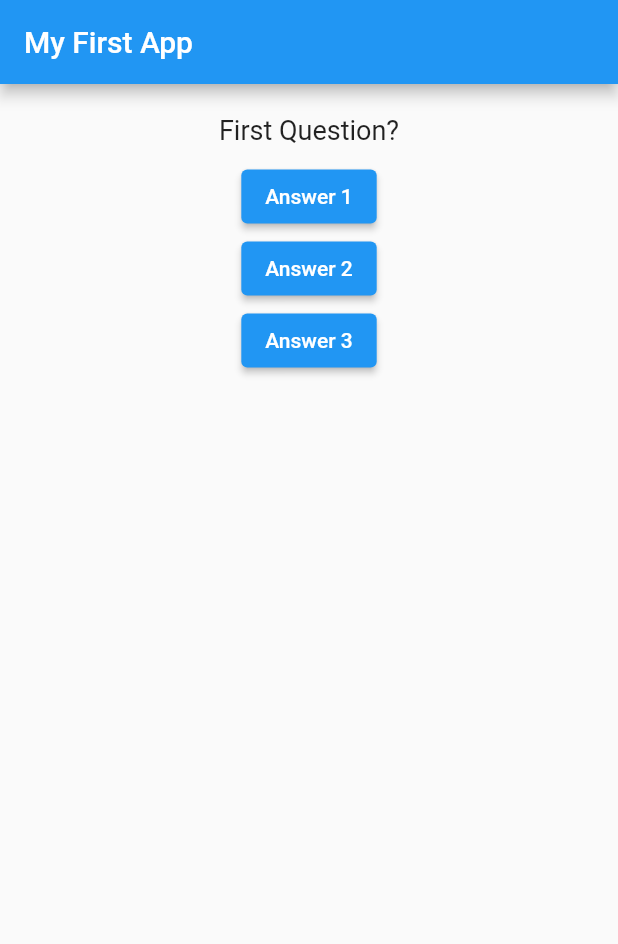
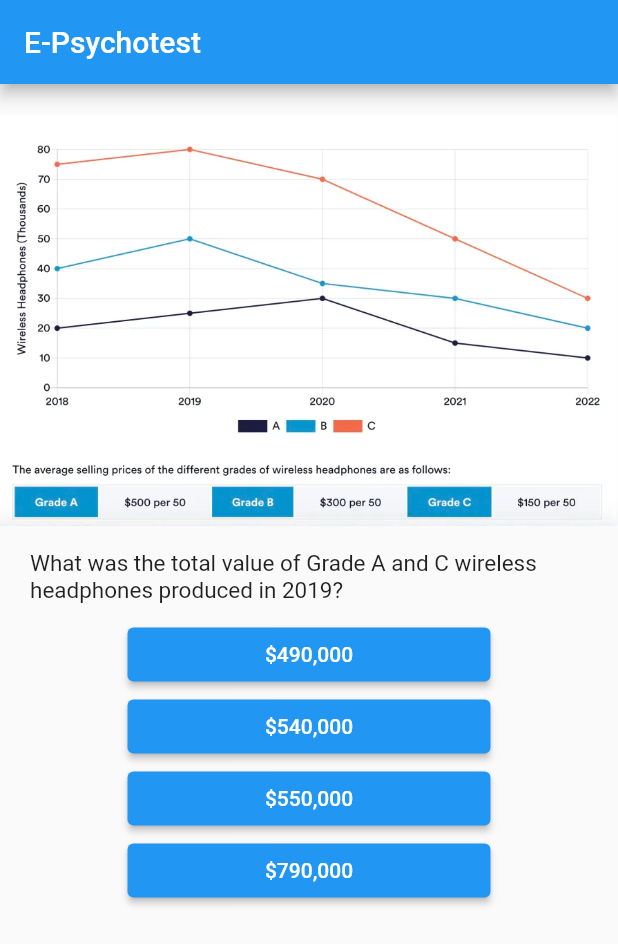
Before and after one commit to naufaladikbds/flutter_first_app, a Flutter app: the screen it shows after launch, on a phone screen of 412 x 824 dp. Shown: the top 944 px of the screen. Run offline on Flutter 3.47's test engine with Material 2 defaults, Android fonts, the phone set to English and light mode, and no system bars.

Commit message:
Logic and UI implementation
> Added quiz questions and answers
> Added assets for quiz questions
> Added "finished quiz" logic
> Separated quizData from logic

```diff
--- /dev/null
+++ b/lib/answer.dart
@@ -0,0 +1,31 @@
+import 'package:flutter/material.dart';
+
+class Answer extends StatelessWidget {
+  final List answers;
+  final VoidCallback onPress;
+
+  Answer(this.answers, this.onPress);
+
+  @override
+  Widget build(BuildContext context) {
+    return Column(
+        children: answers
+            .map(
+              (answeritem) => Container(
+                width: double.infinity,
+                margin: EdgeInsets.symmetric(horizontal: 85),
+                child: ElevatedButton(
+                  style: ElevatedButton.styleFrom(
+                    primary: Colors.blue,
+                  ),
+                  onPressed: onPress,
+                  child: Text(
+                    answeritem,
+                    style: TextStyle(color: Colors.white),
+                  ),
+                ),
+              ),
+            )
+            .toList());
+  }
+}
--- /dev/null
+++ b/lib/data.dart
@@ -0,0 +1,35 @@
+const quizData = [
+  {
+    'question':
+        'What was the total value of Grade A and C wireless headphones produced in 2019?',
+    'figure': 'assets/images/q1_figure.png',
+    'answers': ['\$490,000', '\$540,000', '\$550,000', '\$790,000'],
+  },
+  {
+    'question':
+        'What is the difference in the average value of each sale for the bottom 95% of customers between 2018 and 2020?',
+    'figure': 'assets/images/q2_figure.png',
+    'answers': ['£115', '£125', '£135', '£145'],
+  },
+  {
+    'question':
+        'If there were an equal number of games in each year, which team had the highest winning percentage across the two years?',
+    'figure': 'assets/images/q3_figure.png',
+    'answers': ['Liverpool', 'Real Madrid', 'Barcelona', 'Juventus'],
+  },
+  {
+    'question': 'A, E, D, E, H, E, .. , ..',
+    'figure': '',
+    'answers': ['N, E', 'M, E', 'L, E', 'K, E'],
+  },
+  {
+    'question': '9, 9, 9, 6, 9, 3, .. , ..',
+    'figure': '',
+    'answers': ['9, 6', '6, 9', '9, 0', '3, 0'],
+  },
+  {
+    'question': '2, 2, 4, 3, 3, 5, 4, 4, 6, .. , .. , ..',
+    'figure': '',
+    'answers': ['4, 4, 7', '5, 5, 7', '4, 4, 8', '5, 5, 8'],
+  },
+];
--- a/lib/main.dart
+++ b/lib/main.dart
@@ -1,4 +1,6 @@
 import 'package:flutter/material.dart';
+import 'package:flutter_first_app/answer.dart';
+import 'package:flutter_first_app/data.dart';
 import 'package:flutter_first_app/question.dart';
 
 void main(List<String> args) {
@@ -14,51 +16,52 @@ class MyApp extends StatefulWidget {
 }
 
 class _MyAppState extends State<MyApp> {
+  static const questionAndAnswer = quizData;
+
   int _questionIndex = 0;
+  bool isFinished = false;
 
   void _onPressAnswer() {
-    if (_questionIndex < questions.length - 1) {
+    if (_questionIndex < questionAndAnswer.length - 1) {
       setState(() {
         _questionIndex++;
       });
       print('here is the next question');
     } else {
+      isFinished = true;
+      setState(() {});
       print('No question left');
     }
   }
 
-  List questions = [
-    'First Question?',
-    'Second Question',
-    'Third Question',
-  ];
-
   @override
   Widget build(BuildContext context) {
+    List<Widget> ResultScreen = [];
+    // List<Widget> ResultScreen = [];
     print('Question index is $_questionIndex');
+    print('Question length is ${questionAndAnswer.length}');
     return MaterialApp(
       debugShowCheckedModeBanner: false,
       home: Scaffold(
         appBar: AppBar(
-          title: Text('My First App'),
+          title: Text('E-Psychotest'),
         ),
-        body: Column(
-          children: <Widget>[
-            Question(questions[_questionIndex]),
-            ElevatedButton(
-              onPressed: _onPressAnswer,
-              child: Text('Answer 1'),
-            ),
-            ElevatedButton(
-              onPressed: _onPressAnswer,
-              child: Text('Answer 2'),
-            ),
-            ElevatedButton(
-              onPressed: _onPressAnswer,
-              child: Text('Answer 3'),
-            ),
-          ],
-        ),
+        body: isFinished
+            ? Center(
+                child: Text("COMPLETE"),
+              )
+            : Column(
+                children: [
+                  Question(
+                    questionAndAnswer[_questionIndex]['question'] as String,
+                    questionAndAnswer[_questionIndex]['figure'],
+                  ),
+                  Answer(
+                    questionAndAnswer[_questionIndex]['answers'] as List,
+                    _onPressAnswer,
+                  ),
+                ],
+              ),
       ),
     );
   }
--- a/lib/question.dart
+++ b/lib/question.dart
@@ -4,18 +4,40 @@ import 'package:flutter/src/widgets/framework.dart';
 
 class Question extends StatelessWidget {
   final String questionText;
+  final questionFigure;
 
-  Question(this.questionText);
+  Question(this.questionText, this.questionFigure);
 
   @override
   Widget build(BuildContext context) {
     return Container(
       width: double.infinity,
       margin: EdgeInsets.only(top: 20, bottom: 10),
-      child: Text(
-        questionText,
-        style: TextStyle(fontSize: 18),
-        textAlign: TextAlign.center,
+      child: Column(
+        children: [
+          Container(
+            child: questionFigure != ''
+                ? Image.asset(
+                    questionFigure,
+                    gaplessPlayback: true,
+                  )
+                : null,
+          ),
+          Padding(
+            padding: const EdgeInsets.only(
+              top: 16,
+              left: 20,
+              right: 20,
+            ),
+            child: Text(
+              questionText,
+              style: TextStyle(
+                fontSize: 15,
+              ),
+              textAlign: TextAlign.left,
+            ),
+          ),
+        ],
       ),
     );
   }
```
Also changed, not shown: pubspec.yaml (+5 -6 lines), assets/images/q1_figure.png (added), assets/images/q2_figure.png (added), assets/images/q3_figure.png (added).
